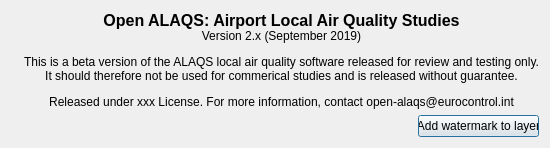
Before: the Qt Designer form ui/ui_about.ui in eurocontrol-asu/open_alaqs, drawn with Qt 5.
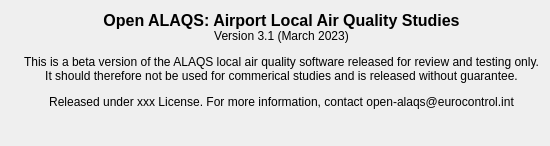
After: the same form once the commit is applied. Icons and pictures are not drawn.

The edit to the form file:
```diff
--- a/ui/ui_about.ui
+++ b/ui/ui_about.ui
@@ -38,7 +38,7 @@
       </sizepolicy>
      </property>
      <property name="text">
-      <string>&lt;html&gt;&lt;head/&gt;&lt;body&gt;&lt;p align=&quot;center&quot;&gt;&lt;span style=&quot; font-size:12pt; font-weight:600;&quot;&gt;Open ALAQS: Airport Local Air Quality Studies&lt;/span&gt;&lt;br/&gt;Version 2.x (September 2019)&lt;/p&gt;&lt;p align=&quot;center&quot;&gt;This is a beta version of the ALAQS local air quality software released for review and testing only.&lt;br/&gt;It should therefore not be used for commerical studies and is released without guarantee.&lt;/p&gt;&lt;p align=&quot;center&quot;&gt;Released under xxx License. For more information, contact open-alaqs@eurocontrol.int&lt;/p&gt;&lt;/body&gt;&lt;/html&gt;</string>
+      <string>&lt;html&gt;&lt;head/&gt;&lt;body&gt;&lt;p align=&quot;center&quot;&gt;&lt;span style=&quot; font-size:12pt; font-weight:600;&quot;&gt;Open ALAQS: Airport Local Air Quality Studies&lt;/span&gt;&lt;br/&gt;Version 3.1 (March 2023)&lt;/p&gt;&lt;p align=&quot;center&quot;&gt;This is a beta version of the ALAQS local air quality software released for review and testing only.&lt;br/&gt;It should therefore not be used for commerical studies and is released without guarantee.&lt;/p&gt;&lt;p align=&quot;center&quot;&gt;Released under xxx License. For more information, contact open-alaqs@eurocontrol.int&lt;/p&gt;&lt;/body&gt;&lt;/html&gt;</string>
      </property>
     </widget>
    </item>
@@ -85,25 +85,6 @@
        </property>
       </spacer>
      </item>
-     <item>
-      <widget class="QPushButton" name="AddWatermarkButton">
-       <property name="sizePolicy">
-        <sizepolicy hsizetype="Fixed" vsizetype="Fixed">
-         <horstretch>0</horstretch>
-         <verstretch>0</verstretch>
-        </sizepolicy>
-       </property>
-       <property name="maximumSize">
-        <size>
-         <width>121</width>
-         <height>23</height>
-        </size>
-       </property>
-       <property name="text">
-        <string>Add watermark to layer</string>
-       </property>
-      </widget>
-     </item>
     </layout>
    </item>
   </layout>
```
Left out of the diff: 2 changed lines with no effect on the pictures.
